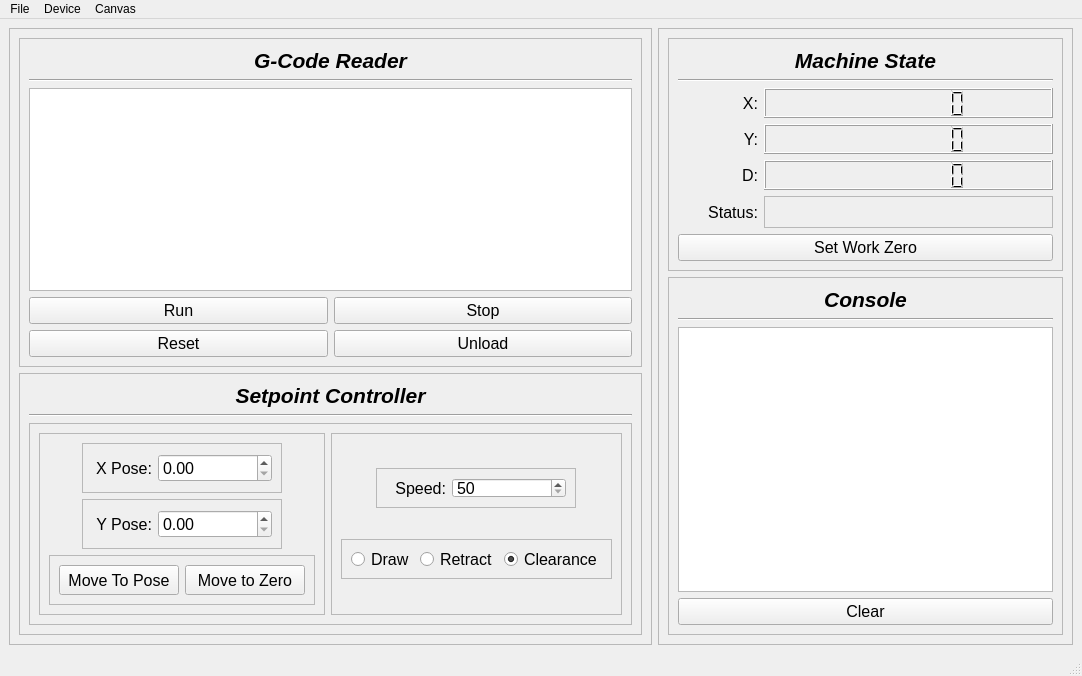
This is src/pen_plotter/src/ui/main_window.ui in kpdudek/PenPlotter as Qt 5 draws it before an edit. The edited form follows.
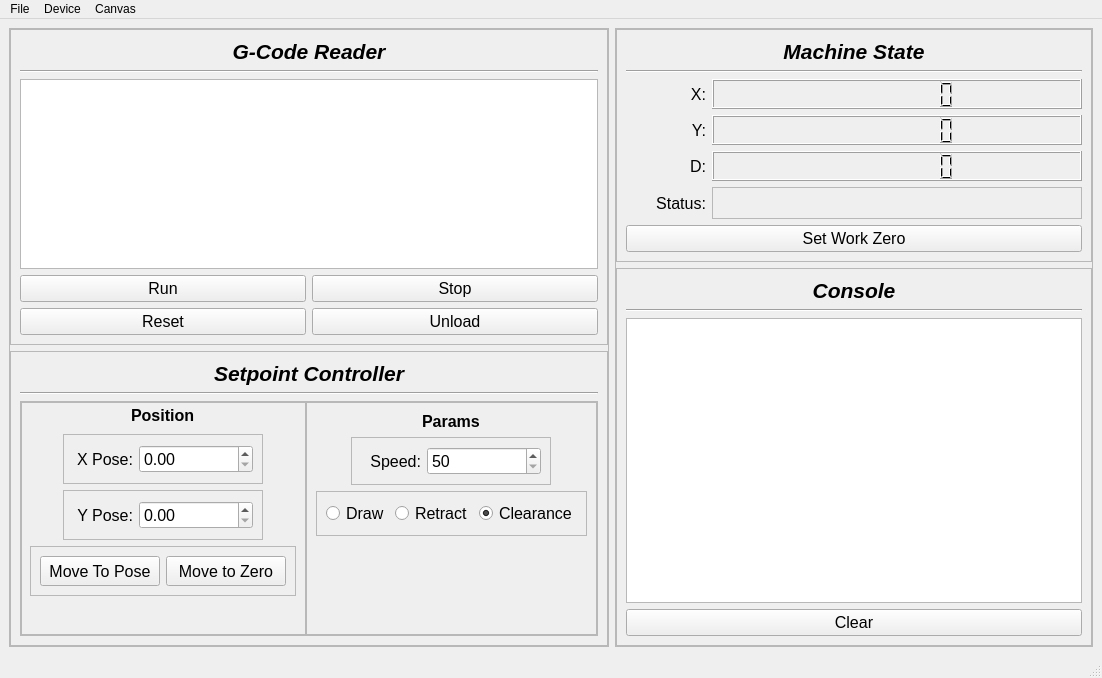
This is the edited form.

What changed in the file:
```diff
--- a/src/pen_plotter/src/ui/main_window.ui
+++ b/src/pen_plotter/src/ui/main_window.ui
@@ -6,8 +6,8 @@
    <rect>
     <x>0</x>
     <y>0</y>
-    <width>1082</width>
-    <height>676</height>
+    <width>1102</width>
+    <height>678</height>
    </rect>
   </property>
   <property name="windowTitle">
@@ -30,6 +30,21 @@
        <enum>QFrame::Raised</enum>
       </property>
       <layout class="QVBoxLayout" name="verticalLayout">
+       <property name="spacing">
+        <number>6</number>
+       </property>
+       <property name="leftMargin">
+        <number>0</number>
+       </property>
+       <property name="topMargin">
+        <number>0</number>
+       </property>
+       <property name="rightMargin">
+        <number>0</number>
+       </property>
+       <property name="bottomMargin">
+        <number>0</number>
+       </property>
        <item>
         <widget class="QFrame" name="frame_8">
          <property name="frameShape">
@@ -127,6 +142,18 @@
           <enum>QFrame::Raised</enum>
          </property>
          <layout class="QVBoxLayout" name="verticalLayout_4">
+          <property name="leftMargin">
+           <number>9</number>
+          </property>
+          <property name="topMargin">
+           <number>9</number>
+          </property>
+          <property name="rightMargin">
+           <number>9</number>
+          </property>
+          <property name="bottomMargin">
+           <number>9</number>
+          </property>
           <item>
            <widget class="QLabel" name="label_3">
             <property name="minimumSize">
@@ -168,6 +195,21 @@
              <enum>QFrame::Raised</enum>
             </property>
             <layout class="QHBoxLayout" name="horizontalLayout_3">
+             <property name="spacing">
+              <number>0</number>
+             </property>
+             <property name="leftMargin">
+              <number>0</number>
+             </property>
+             <property name="topMargin">
+              <number>0</number>
+             </property>
+             <property name="rightMargin">
+              <number>0</number>
+             </property>
+             <property name="bottomMargin">
+              <number>0</number>
+             </property>
              <item>
               <widget class="QFrame" name="frame_10">
                <property name="frameShape">
@@ -177,6 +219,38 @@
                 <enum>QFrame::Raised</enum>
                </property>
                <layout class="QVBoxLayout" name="verticalLayout_2">
+                <property name="leftMargin">
+                 <number>0</number>
+                </property>
+                <property name="topMargin">
+                 <number>0</number>
+                </property>
+                <property name="rightMargin">
+                 <number>0</number>
+                </property>
+                <property name="bottomMargin">
+                 <number>0</number>
+                </property>
+                <item alignment="Qt::AlignHCenter|Qt::AlignTop">
+                 <widget class="QLabel" name="label_12">
+                  <property name="minimumSize">
+                   <size>
+                    <width>0</width>
+                    <height>25</height>
+                   </size>
+                  </property>
+                  <property name="font">
+                   <font>
+                    <pointsize>12</pointsize>
+                    <weight>75</weight>
+                    <bold>true</bold>
+                   </font>
+                  </property>
+                  <property name="text">
+                   <string>Position</string>
+                  </property>
+                 </widget>
+                </item>
                 <item alignment="Qt::AlignHCenter">
                  <widget class="QFrame" name="frame_2">
                   <property name="minimumSize">
@@ -363,6 +437,19 @@
                   </layout>
                  </widget>
                 </item>
+                <item>
+                 <spacer name="verticalSpacer">
+                  <property name="orientation">
+                   <enum>Qt::Vertical</enum>
+                  </property>
+                  <property name="sizeHint" stdset="0">
+                   <size>
+                    <width>20</width>
+                    <height>40</height>
+                   </size>
+                  </property>
+                 </spacer>
+                </item>
                </layout>
               </widget>
              </item>
@@ -375,6 +462,26 @@
                 <enum>QFrame::Raised</enum>
                </property>
                <layout class="QVBoxLayout" name="verticalLayout_3">
+                <item alignment="Qt::AlignHCenter|Qt::AlignTop">
+                 <widget class="QLabel" name="label_13">
+                  <property name="maximumSize">
+                   <size>
+                    <width>16777215</width>
+                    <height>25</height>
+                   </size>
+                  </property>
+                  <property name="font">
+                   <font>
+                    <pointsize>12</pointsize>
+                    <weight>75</weight>
+                    <bold>true</bold>
+                   </font>
+                  </property>
+                  <property name="text">
+                   <string>Params</string>
+                  </property>
+                 </widget>
+                </item>
                 <item alignment="Qt::AlignHCenter">
                  <widget class="QFrame" name="frame_5">
                   <property name="minimumSize">
@@ -386,7 +493,7 @@
                   <property name="maximumSize">
                    <size>
                     <width>200</width>
-                    <height>40</height>
+                    <height>50</height>
                    </size>
                   </property>
                   <property name="frameShape">
@@ -449,7 +556,7 @@
                   <property name="maximumSize">
                    <size>
                     <width>16777215</width>
-                    <height>40</height>
+                    <height>50</height>
                    </size>
                   </property>
                   <property name="frameShape">
@@ -501,6 +608,19 @@
                   </layout>
                  </widget>
                 </item>
+                <item>
+                 <spacer name="verticalSpacer_2">
+                  <property name="orientation">
+                   <enum>Qt::Vertical</enum>
+                  </property>
+                  <property name="sizeHint" stdset="0">
+                   <size>
+                    <width>20</width>
+                    <height>40</height>
+                   </size>
+                  </property>
+                 </spacer>
+                </item>
                </layout>
               </widget>
              </item>
@@ -540,6 +660,21 @@
        <enum>QFrame::Raised</enum>
       </property>
       <layout class="QGridLayout" name="gridLayout_4">
+       <property name="leftMargin">
+        <number>0</number>
+       </property>
+       <property name="topMargin">
+        <number>0</number>
+       </property>
+       <property name="rightMargin">
+        <number>0</number>
+       </property>
+       <property name="bottomMargin">
+        <number>0</number>
+       </property>
+       <property name="horizontalSpacing">
+        <number>0</number>
+       </property>
        <property name="verticalSpacing">
         <number>6</number>
        </property>
@@ -874,7 +1009,7 @@
     <rect>
      <x>0</x>
      <y>0</y>
-     <width>1082</width>
+     <width>1102</width>
      <height>20</height>
     </rect>
    </property>
```
